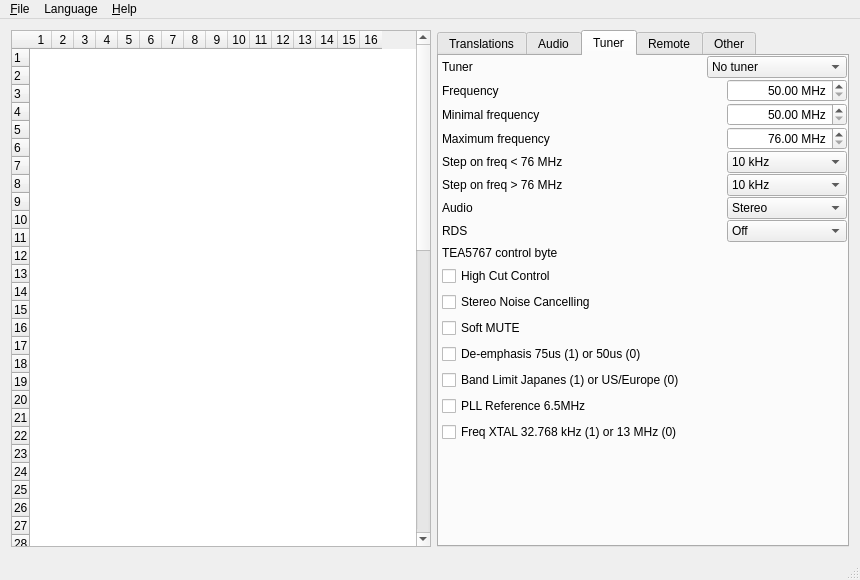
First picture: the form in editor/mainwindow.ui, repository WiseLord/ampcontrol, before the edit.
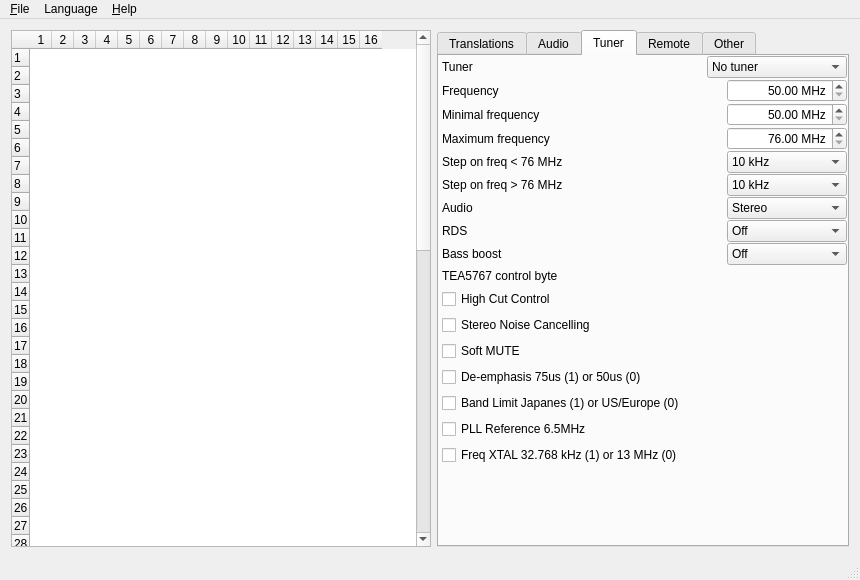
Second picture: the form after the edit. The open tabs and pages were chosen to show the change. Icons and pictures are not drawn.

Commit message: editor: Si4703 support. RDA5807 bass boost support

```diff
--- a/editor/mainwindow.ui
+++ b/editor/mainwindow.ui
@@ -1730,6 +1730,54 @@
           </layout>
          </widget>
         </item>
+        <item>
+         <widget class="QWidget" name="wgtFmBass" native="true">
+          <layout class="QHBoxLayout" name="horizontalLayout_45" stretch="1,0">
+           <property name="spacing">
+            <number>0</number>
+           </property>
+           <property name="leftMargin">
+            <number>3</number>
+           </property>
+           <property name="topMargin">
+            <number>0</number>
+           </property>
+           <property name="rightMargin">
+            <number>0</number>
+           </property>
+           <property name="bottomMargin">
+            <number>0</number>
+           </property>
+           <item>
+            <widget class="QLabel" name="lblFmBass">
+             <property name="text">
+              <string>Bass boost</string>
+             </property>
+            </widget>
+           </item>
+           <item>
+            <widget class="QComboBox" name="cbxFmBass">
+             <property name="minimumSize">
+              <size>
+               <width>120</width>
+               <height>0</height>
+              </size>
+             </property>
+             <item>
+              <property name="text">
+               <string>Off</string>
+              </property>
+             </item>
+             <item>
+              <property name="text">
+               <string>On</string>
+              </property>
+             </item>
+            </widget>
+           </item>
+          </layout>
+         </widget>
+        </item>
         <item>
          <widget class="QWidget" name="wgtFmctrl" native="true">
           <layout class="QVBoxLayout" name="verticalLayout_4">
```
Left out of the diff: 334 changed lines with no effect on the pictures. The commit also changes 11 other files.
